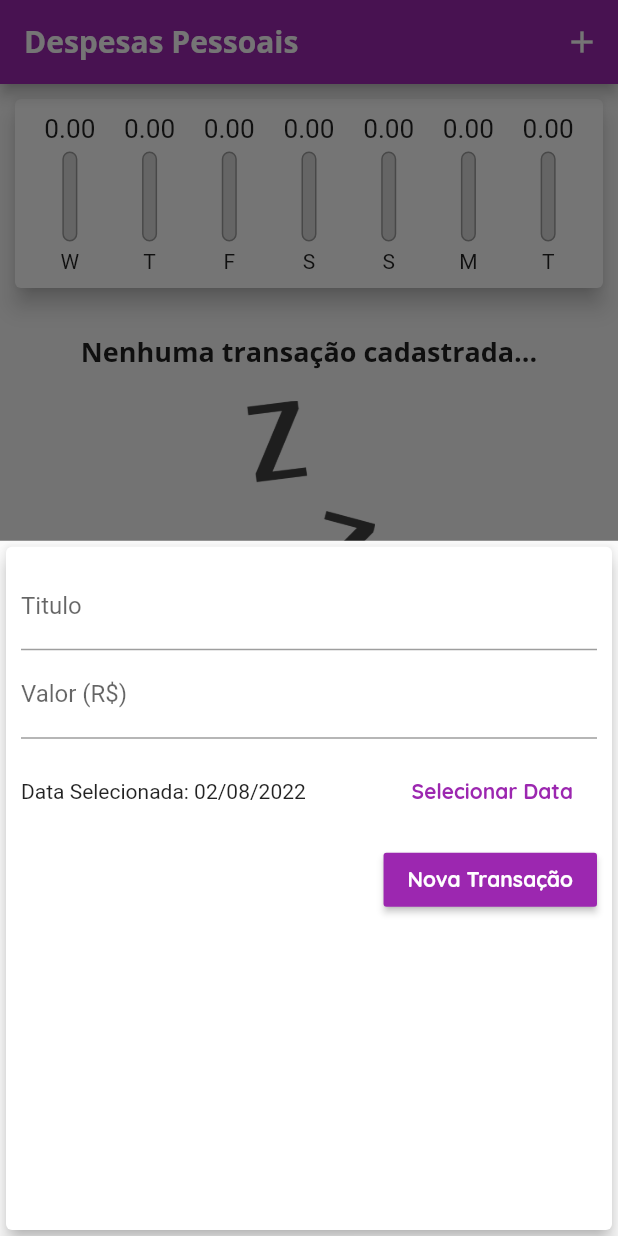
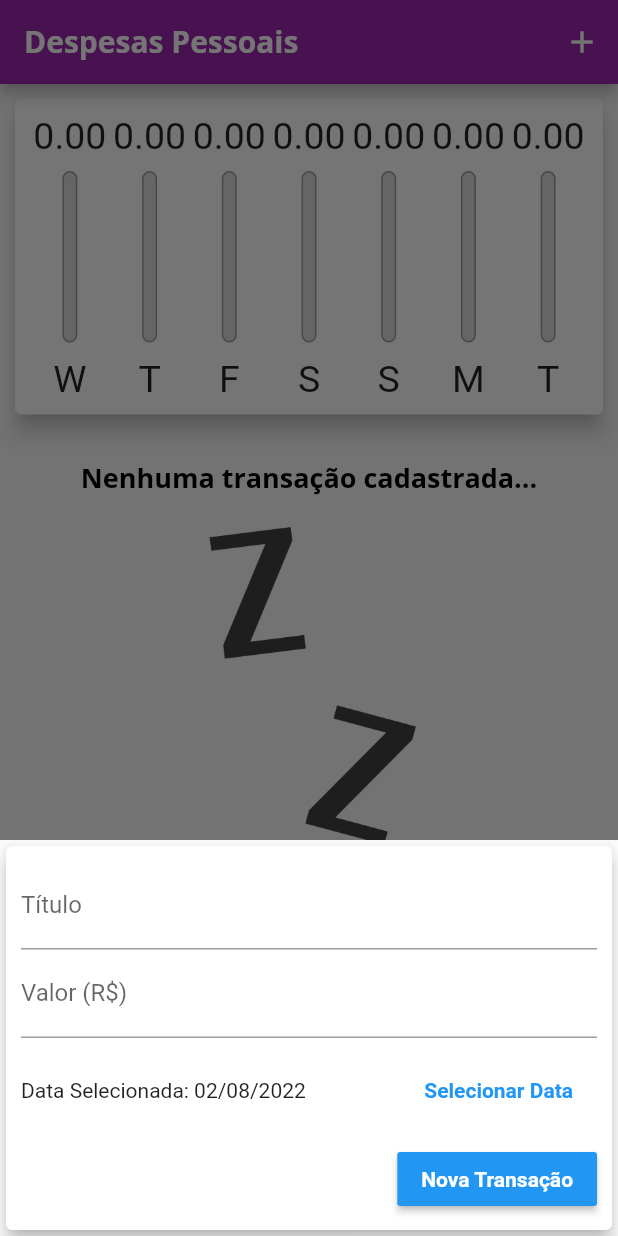
Before and after one commit to MarcosPalhao/expenses-app, a Flutter app: the screen it shows after launch, after a tap on the "add" icon, on a phone screen of 412 x 824 dp. Run offline on Flutter 3.47's test engine with Material 2 defaults, Android fonts, the phone set to English and light mode, and no system bars.

Commit message:
feat: misc

```diff
--- /dev/null
+++ b/lib/components/adaptative_button.dart
@@ -0,0 +1,35 @@
+import 'package:flutter/src/foundation/key.dart';
+import 'package:flutter/src/widgets/framework.dart';
+import 'package:flutter/cupertino.dart';
+import 'package:flutter/material.dart';
+import 'dart:io';
+
+class AdaptativeButton extends StatelessWidget {
+  final String label;
+  final Function() onPressed;
+
+  const AdaptativeButton(
+    this.label,
+    this.onPressed, {
+    Key? key,
+  });
+
+  @override
+  Widget build(BuildContext context) {
+    return Platform.isIOS
+        ? CupertinoButton(
+            child: Text(label!),
+            onPressed: onPressed,
+            color: Theme.of(context).primaryColor,
+            padding: EdgeInsets.symmetric(
+              horizontal: 20,
+            ),
+          )
+        : RaisedButton(
+            color: Theme.of(context).primaryColor,
+            textColor: Theme.of(context).textTheme.button?.color,
+            child: Text(label!),
+            onPressed: onPressed,
+          );
+  }
+}
--- /dev/null
+++ b/lib/components/adaptative_date_picker.dart
@@ -0,0 +1,69 @@
+import 'package:flutter/src/foundation/key.dart';
+import 'package:flutter/src/widgets/framework.dart';
+import 'package:flutter/cupertino.dart';
+import 'package:flutter/material.dart';
+import 'dart:io';
+import 'package:intl/intl.dart';
+
+class AdaptativeDatePicker extends StatelessWidget {
+  final DateTime? selectedDate;
+  final Function(DateTime)? onDateChanged;
+
+  const AdaptativeDatePicker({
+    this.selectedDate,
+    this.onDateChanged,
+    Key? key,
+  }) : super(key: key);
+
+  _showDatePicker(BuildContext context) {
+    showDatePicker(
+      context: context,
+      initialDate: DateTime.now(),
+      firstDate: DateTime(2019),
+      lastDate: DateTime.now(),
+    ).then((pickedDate) {
+      if (pickedDate == null) {
+        return;
+      }
+
+      onDateChanged!(pickedDate);
+    });
+  }
+
+  @override
+  Widget build(BuildContext context) {
+    return Platform.isIOS
+        ? Container(
+          height: 180,
+          child: CupertinoDatePicker(
+              mode: CupertinoDatePickerMode.date,
+              initialDateTime: DateTime.now(),
+              minimumDate: DateTime(2019),
+              maximumDate: DateTime.now(),
+              onDateTimeChanged: onDateChanged!,
+            ),
+        )
+        : Container(
+            height: 70,
+            child: Row(
+              children: [
+                Expanded(
+                  child: Text(
+                    selectedDate == null
+                        ? 'Nenhuma data selecionada'
+                        : 'Data Selecionada: ${DateFormat('dd/MM/y').format(selectedDate!)}',
+                  ),
+                ),
+                FlatButton(
+                  textColor: Theme.of(context).primaryColor,
+                  child: Text('Selecionar Data',
+                      style: TextStyle(
+                        fontWeight: FontWeight.bold,
+                      )),
+                  onPressed: () => _showDatePicker(context),
+                ),
+              ],
+            ),
+          );
+  }
+}
--- /dev/null
+++ b/lib/components/adaptative_text_field.dart
@@ -0,0 +1,46 @@
+import 'package:flutter/src/foundation/key.dart';
+import 'package:flutter/src/widgets/framework.dart';
+import 'package:flutter/cupertino.dart';
+import 'package:flutter/material.dart';
+import 'dart:io';
+
+class AdaptativeTextField extends StatelessWidget {
+  final String? label;
+  final TextEditingController? controller;
+  final TextInputType keyboardType;
+  final Function(String)? onSubmitted;
+
+  const AdaptativeTextField({
+    this.label,
+    this.controller,
+    this.keyboardType = TextInputType.text,
+    this.onSubmitted,
+    Key? key,
+  }) : super(key: key);
+
+  @override
+  Widget build(BuildContext context) {
+    return Platform.isIOS ? Padding(
+      padding: const EdgeInsets.only(
+        bottom: 10,
+      ),
+      child: CupertinoTextField(
+        controller: controller,
+        keyboardType: keyboardType,
+        onSubmitted: onSubmitted,
+        placeholder: label,
+        padding: EdgeInsets.symmetric(
+          horizontal: 6,
+          vertical: 12,
+        ),
+      ),
+    ) : TextField(
+      controller: controller,
+      keyboardType: keyboardType,
+      onSubmitted: onSubmitted,
+      decoration: InputDecoration(
+        labelText: label,
+      ),
+    );
+  }
+}
--- a/lib/components/chart_bar.dart
+++ b/lib/components/chart_bar.dart
@@ -15,28 +15,30 @@ class ChartBar extends StatelessWidget {
 
   @override
   Widget build(BuildContext context) {
+    return LayoutBuilder(
+      builder: (ctx, constraints) {
         return Column(
           children: [
-        Container(
-          height: 20,
+            SizedBox(
+              height: constraints.maxHeight * 0.15,
               child: FittedBox(
                 child: Text('${value!.toStringAsFixed(2)}'),
               ),
             ),
-        SizedBox(height: 5),
-        Container(
-          height: 60,
+            SizedBox(height: constraints.maxHeight * 0.05),
+            SizedBox(
+              height: constraints.maxHeight * 0.6,
               width: 10,
               child: Stack(
                 alignment: Alignment.bottomCenter,
-            children: [
+                children: <Widget>[
                   Container(
                     decoration: BoxDecoration(
                       border: Border.all(
                         color: Colors.grey,
                         width: 1.0,
                       ),
-                  color: Color.fromRGBO(220, 220, 220, 1),
+                      color: const Color.fromRGBO(220, 220, 220, 1),
                       borderRadius: BorderRadius.circular(5),
                     ),
                   ),
@@ -44,7 +46,7 @@ class ChartBar extends StatelessWidget {
                     heightFactor: percentage,
                     child: Container(
                       decoration: BoxDecoration(
-                    color: Theme.of(context).primaryColor,
+                        color: Theme.of(context).colorScheme.primary,
                         borderRadius: BorderRadius.circular(5),
                       ),
                     ),
@@ -52,9 +54,16 @@ class ChartBar extends StatelessWidget {
                 ],
               ),
             ),
-        SizedBox(height: 5),
-        Text(label!),
+            SizedBox(height: constraints.maxHeight * 0.05),
+            Container(
+              height: constraints.maxHeight * 0.15,
+              child: FittedBox(
+                child: Text(label!),
+              ),
+            ),
           ],
+        );
+      },
     );
   }
 }
--- a/lib/components/transaction_form.dart
+++ b/lib/components/transaction_form.dart
@@ -1,7 +1,9 @@
 import 'package:flutter/src/foundation/key.dart';
 import 'package:flutter/src/widgets/framework.dart';
 import 'package:flutter/material.dart';
-import 'package:intl/intl.dart';
+import 'adaptative_button.dart';
+import 'adaptative_text_field.dart';
+import 'adaptative_date_picker.dart';
 
 class TransactionForm extends StatefulWidget {
   final void Function(String, double, DateTime) onSubmit;
@@ -21,86 +23,59 @@ class _TransactionFormState extends State<TransactionForm> {
     final title = _titleController.text;
     final value = double.tryParse(_valueController.text) ?? 0.0;
 
-    if(title.isEmpty || value <= 0 || _selectedDate == null) {
+    if (title.isEmpty || value <= 0 || _selectedDate == null) {
       return;
     }
 
     widget.onSubmit(title, value, _selectedDate!);
   }
 
-  _showDatePicker() {
-    showDatePicker (
-      context: context,
-      initialDate: DateTime.now(),
-      firstDate: DateTime(2019),
-      lastDate: DateTime.now(),
-    ).then((pickedDate) {
-      if(pickedDate == null) {
-        return;
-      }
-
-      setState(() {
-        _selectedDate = pickedDate;
-      });
-    });
-  }
-
   @override
   Widget build(BuildContext context) {
-    return Card(
+    return SingleChildScrollView(
+      child: Card(
         elevation: 5,
         child: Padding(
-        padding: const EdgeInsets.all(10),
+          padding: EdgeInsets.only(
+            top: 10,
+            right: 10,
+            left: 10,
+            bottom: 10 + MediaQuery.of(context).viewInsets.bottom,
+          ),
           child: Column(
             children: [
-            TextField(
+              AdaptativeTextField(
+                label: 'Título',
                 controller: _titleController,
                 onSubmitted: (_) => _submitForm(),
-              decoration: InputDecoration(
-                labelText: 'Titulo',
               ),
-            ),
-            TextField(
+              AdaptativeTextField(
+                label: 'Valor (R\$)',
                 controller: _valueController,
                 keyboardType: TextInputType.numberWithOptions(decimal: true),
                 onSubmitted: (_) => _submitForm(),
-              decoration: InputDecoration(
-                labelText: 'Valor (R\$)',
               ),
-            ),
-            Container(
-              height: 70,
-              child: Row(
-                children: [
-                  Expanded(
-                    child: Text(
-                      _selectedDate == null ? 'Nenhuma data selecionada' : 'Data Selecionada: ${DateFormat('dd/MM/y').format(_selectedDate!)}',
-                    ),
-                  ),
-                  FlatButton(
-                    textColor: Theme.of(context).primaryColor,
-                    child: Text('Selecionar Data', style: TextStyle(
-                      fontWeight: FontWeight.bold,
-                    )),
-                    onPressed: _showDatePicker,
-                  ),
-                ],
-              ),
+              AdaptativeDatePicker(
+                selectedDate: _selectedDate,
+                onDateChanged: (newDate) {
+                  setState(() {
+                    _selectedDate = newDate;
+                  });
+                },
               ),
               Row(
                 mainAxisAlignment: MainAxisAlignment.end,
                 children: [
-                RaisedButton(
-                  child: Text('Nova Transação'),
-                  color: Theme.of(context).primaryColor,
-                  textColor: Colors.white,
-                  onPressed: _submitForm,
+                  AdaptativeButton(
+                    'Nova Transação',
+                    _submitForm,
                   ),
                 ],
               )
             ],
           ),
         ),
+      ),
     );
   }
 }
--- a/lib/components/transaction_list.dart
+++ b/lib/components/transaction_list.dart
@@ -12,9 +12,9 @@ class TransactionList extends StatelessWidget {
 
   @override
   Widget build(BuildContext context) {
-    return Container(
-      height: 520,
-      child: transactions.isEmpty ? Column(
+    return transactions.isEmpty
+        ? LayoutBuilder(builder: (ctx, contraints) {
+            return Column(
               children: [
                 SizedBox(height: 20),
                 Text(
@@ -23,14 +23,16 @@ class TransactionList extends StatelessWidget {
                 ),
                 SizedBox(height: 20),
                 Container(
-            height: 200,
+                  height: contraints.maxHeight * 0.6,
                   child: Image.asset(
                     'assets/images/waiting.png',
                     fit: BoxFit.cover,
                   ),
                 ),
               ],
-      ) : ListView.builder(
+            );
+          })
+        : ListView.builder(
             itemCount: transactions.length,
             itemBuilder: (ctx, index) {
               final tr = transactions[index];
@@ -57,7 +59,14 @@ class TransactionList extends StatelessWidget {
                   subtitle: Text(
                     DateFormat('d MMM y').format(tr.date),
                   ),
-              trailing: IconButton(
+                  trailing: MediaQuery.of(context).size.width > 480
+                      ? FlatButton.icon(
+                          onPressed: () => onRemove(tr.id),
+                          icon: Icon(Icons.delete),
+                          label: Text('Excluir'),
+                          textColor: Theme.of(context).errorColor,
+                        )
+                      : IconButton(
                           icon: Icon(Icons.delete),
                           color: Theme.of(context).errorColor,
                           onPressed: () => onRemove(tr.id),
@@ -65,7 +74,6 @@ class TransactionList extends StatelessWidget {
                 ),
               );
             },
-      ),
           );
   }
 }
--- a/lib/main.dart
+++ b/lib/main.dart
@@ -1,42 +1,47 @@
-import 'package:flutter/src/foundation/key.dart';
-import 'package:flutter/src/widgets/framework.dart';
+import 'dart:math';
+import 'dart:io';
+
+import 'package:expenses/components/transaction_form.dart';
 import 'package:flutter/material.dart';
-// import 'package:expenses/components/transaction_user.dart';
+import 'package:flutter/cupertino.dart';
+
 import 'components/transaction_form.dart';
 import 'components/transaction_list.dart';
+import 'components/chart.dart';
 import 'models/transaction.dart';
-import 'components/chart.dart';
-import 'dart:math';
 
 main() => runApp(ExpensesApp());
 
 class ExpensesApp extends StatelessWidget {
+  ExpensesApp({Key? key}) : super(key: key);
+  final ThemeData tema = ThemeData();
+
   @override
   Widget build(BuildContext context) {
     return MaterialApp(
-      home: MyHomePage(),
-      theme: ThemeData(
-        primarySwatch: Colors.purple,
-        accentColor: Colors.amber,
-        fontFamily: 'Quicksand',
-        textTheme: ThemeData.light().textTheme.copyWith(
-          headline6: TextStyle(
+      home: const MyHomePage(),
+      theme: tema.copyWith(
+        colorScheme: tema.colorScheme.copyWith(
+          primary: Colors.purple,
+          secondary: Colors.amber,
+        ),
+        textTheme: tema.textTheme.copyWith(
+          headline6: const TextStyle(
             fontFamily: 'OpenSans',
             fontSize: 18,
             fontWeight: FontWeight.bold,
+            color: Colors.black,
           ),
-          button: TextStyle(
+          button: const TextStyle(
             color: Colors.white,
-            fontWeight: FontWeight.bold
+            fontWeight: FontWeight.bold,
           ),
         ),
-        appBarTheme: AppBarTheme(
-          textTheme: ThemeData.light().textTheme.copyWith(
-            headline6: TextStyle(
+        appBarTheme: const AppBarTheme(
+          titleTextStyle: TextStyle(
             fontFamily: 'OpenSans',
             fontSize: 20,
             fontWeight: FontWeight.bold,
-            ),
           ),
         ),
       ),
@@ -45,12 +50,23 @@ class ExpensesApp extends StatelessWidget {
 }
 
 class MyHomePage extends StatefulWidget {
+  const MyHomePage({Key? key}) : super(key: key);
+
   @override
   State<MyHomePage> createState() => _MyHomePageState();
 }
 
 class _MyHomePageState extends State<MyHomePage> {
   final List<Transaction> _transactions = [];
+  bool _showChart = false;
+
+  List<Transaction> get _recentTransactions {
+    return _transactions.where((tr) {
+      return tr.date.isAfter(DateTime.now().subtract(
+        const Duration(days: 7),
+      ));
+    }).toList();
+  }
 
   _addTransaction(String title, double value, DateTime date) {
     final newTransaction = Transaction(
@@ -73,49 +89,113 @@ class _MyHomePageState extends State<MyHomePage> {
     });
   }
 
-  List<Transaction> get _recentTransactions {
-    return _transactions.where((tr) {
-      return tr.date.isAfter(DateTime.now().subtract(
-        Duration(days: 7),
-      ));
-    }).toList();
-  }
-
   _openTransactionFormModal(BuildContext context) {
     showModalBottomSheet(
       context: context,
       builder: (_) {
         return TransactionForm(_addTransaction);
+      },
+    );
   }
-    );
+
+  Widget _getIconButton(IconData icon, Function() fn) {
+    return Platform.isIOS
+        ? GestureDetector(onTap: fn, child: Icon(icon))
+        : IconButton(icon: Icon(icon), onPressed: fn);
   }
 
   @override
   Widget build(BuildContext context) {
-    return Scaffold(
-      appBar: AppBar(
-        title: Text('Despesas Pessoais'),
-        actions: [
-          IconButton(
-            icon: Icon(Icons.add),
-            onPressed: () => _openTransactionFormModal(context),
-          )
-        ],
+    final mediaQuery = MediaQuery.of(context);
+    bool isLandscape = mediaQuery.orientation == Orientation.landscape;
+
+    final iconList = Platform.isIOS ? CupertinoIcons.refresh : Icons.list;
+    final chartList = Platform.isIOS ? CupertinoIcons.refresh : Icons.show_chart;
+
+    final actions = [
+      if (isLandscape)
+        _getIconButton(
+          _showChart ? iconList : chartList,
+          () {
+            setState(() {
+              _showChart = !_showChart;
+            });
+          },
         ),
-      body: SingleChildScrollView(
+      _getIconButton(
+        Platform.isIOS ? CupertinoIcons.add : Icons.add,
+        () => _openTransactionFormModal(context),
+      ),
+    ];
+
+    final PreferredSizeWidget appBar = AppBar(
+      title: const Text('Despesas Pessoais'),
+      actions: actions,
+    );
+
+    final availableHeight = mediaQuery.size.height -
+        appBar.preferredSize.height -
+        mediaQuery.padding.top;
+
+    final bodyPage = SafeArea(
+      child: SingleChildScrollView(
         child: Column(
           crossAxisAlignment: CrossAxisAlignment.stretch,
-          children: <Widget>[
-            Chart(_recentTransactions),
-            TransactionList(_transactions, _removeTransaction),
+          children: [
+            // if (isLandscape)
+            //   Row(
+            //     mainAxisAlignment: MainAxisAlignment.center,
+            //     children: [
+            //       const Text('Exibir Gráfico'),
+            //       Switch.adaptive(
+            //         activeColor: Theme.of(context).colorScheme.secondary,
+            //         value: _showChart,
+            //         onChanged: (value) {
+            //           setState(() {
+            //             _showChart = value;
+            //           });
+            //         },
+            //       ),
+            //     ],
+            //   ),
+            if (_showChart || !isLandscape)
+              SizedBox(
+                height: availableHeight * (isLandscape ? 0.8 : 0.3),
+                child: Chart(_recentTransactions),
+              ),
+            if (!_showChart || !isLandscape)
+              SizedBox(
+                height: availableHeight * (isLandscape ? 1 : 0.7),
+                child: TransactionList(_transactions, _removeTransaction),
+              ),
           ],
         ),
     ),
-      floatingActionButton: FloatingActionButton(
-        child: Icon(Icons.add),
+    );
+
+
+    return Platform.isIOS
+        ? CupertinoPageScaffold(
+            navigationBar: CupertinoNavigationBar(
+              middle: const Text('Despesas Pessoais'),
+              trailing: Row(
+                mainAxisSize: MainAxisSize.min,
+                children: actions,
+              ),
+            ),
+            child: bodyPage,
+          )
+        : Scaffold(
+            appBar: appBar,
+            body: bodyPage,
+            floatingActionButton: Platform.isIOS
+                ? Container()
+                : FloatingActionButton(
+                    child: const Icon(Icons.add),
                     onPressed: () => _openTransactionFormModal(context),
                   ),
-      floatingActionButtonLocation: FloatingActionButtonLocation.centerFloat,
+            floatingActionButtonLocation:
+                FloatingActionButtonLocation.centerFloat,
           );
   }
 }
```
Lines whose indentation alone changed are shown as unchanged.
